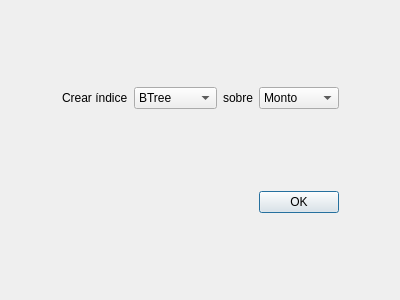
Qt form createindexform.ui (jjordanoc/blockchain-db) before a commit.
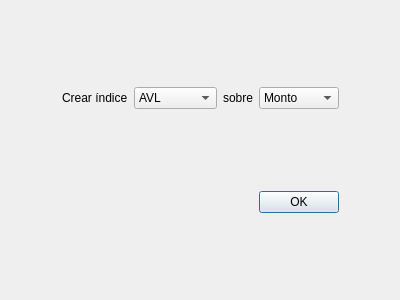
The same form after that commit.

Commit message: <fix> Removed Btree option

Diff of the .ui file:
```diff
--- a/createindexform.ui
+++ b/createindexform.ui
@@ -40,11 +40,6 @@
        </item>
        <item>
         <widget class="QComboBox" name="structure">
-         <item>
-          <property name="text">
-           <string>BTree</string>
-          </property>
-         </item>
          <item>
           <property name="text">
            <string>AVL</string>
```
